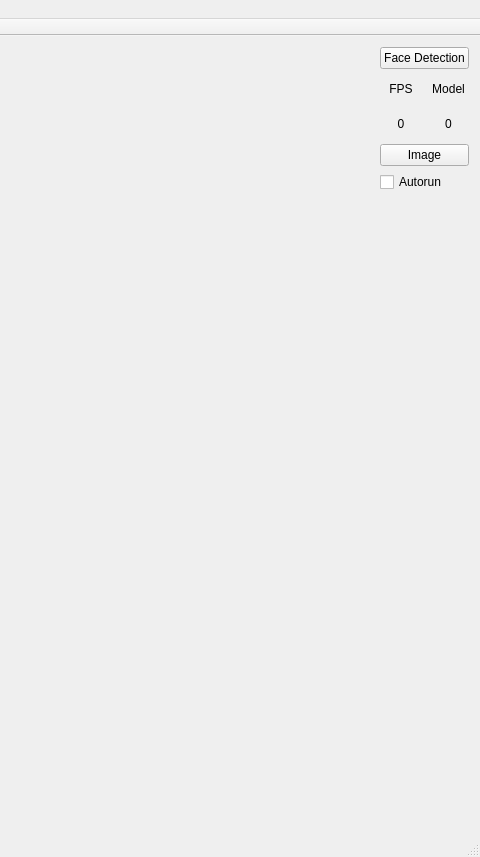
Before: the Qt Designer form AufmerksamkeitTracken/mainwindow.ui in Fomore/Master, drawn with Qt 5; both pictures show x 460 to 940 and y 0 to 857 of the 940 by 857 pixel window.
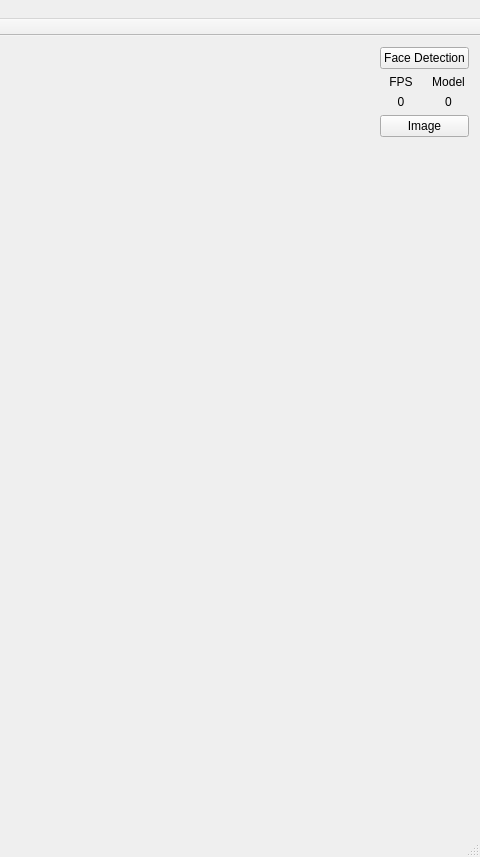
After: the same form once the commit is applied.

Patch:
```diff
--- a/AufmerksamkeitTracken/mainwindow.ui
+++ b/AufmerksamkeitTracken/mainwindow.ui
@@ -64,7 +64,7 @@
      </layout>
     </item>
     <item>
-     <layout class="QVBoxLayout" name="verticalLayout_3" stretch="1,1,1,1,10">
+     <layout class="QVBoxLayout" name="verticalLayout_3" stretch="2,1,2,20">
       <item>
        <widget class="QPushButton" name="pushButton">
         <property name="text">
@@ -125,16 +125,6 @@
         </property>
        </widget>
       </item>
-      <item>
-       <widget class="QCheckBox" name="checkBox_Autorun">
-        <property name="text">
-         <string>Autorun</string>
-        </property>
-        <property name="checked">
-         <bool>false</bool>
-        </property>
-       </widget>
-      </item>
       <item>
        <layout class="QHBoxLayout" name="horizontalLayout_2">
         <item>
```
Left out of the diff: 87 changed lines with no effect on the pictures.
